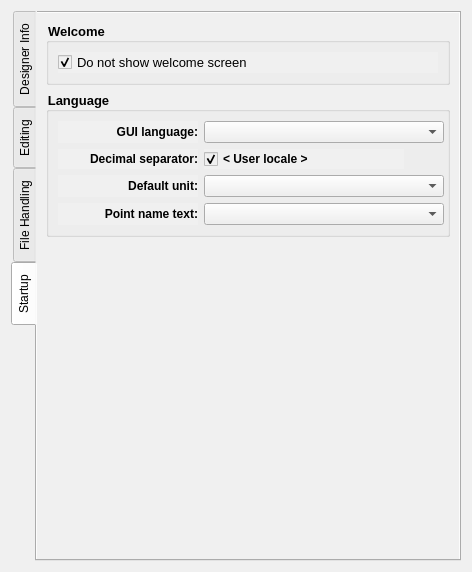
The window that src/app/seamly2d/dialogs/configpages/preferencesconfigurationpage.ui (FashionFreedom/Seamly2D) describes before a commit, drawn with Qt 5.
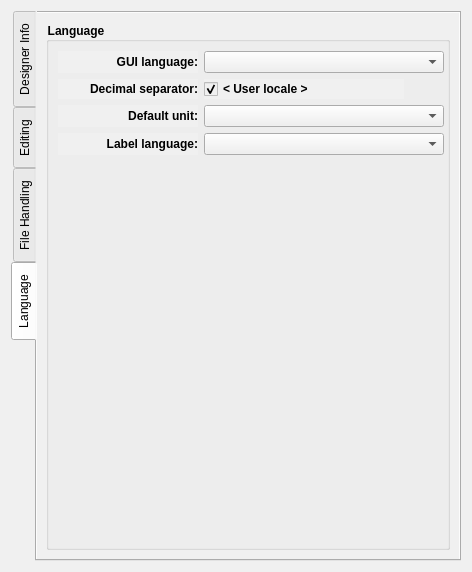
The same window after the commit. The open tabs and pages were chosen to show the change. Custom widgets are drawn as their Qt base class.

```diff
--- a/src/app/seamly2d/dialogs/configpages/preferencesconfigurationpage.ui
+++ b/src/app/seamly2d/dialogs/configpages/preferencesconfigurationpage.ui
@@ -61,7 +61,7 @@
       <enum>QTabWidget::West</enum>
      </property>
      <property name="currentIndex">
-      <number>3</number>
+      <number>0</number>
      </property>
      <widget class="QWidget" name="tab">
       <attribute name="title">
@@ -958,7 +958,7 @@
       </attribute>
       <layout class="QVBoxLayout" name="verticalLayout_6">
        <item>
-        <widget class="QGroupBox" name="backup_Groupbox">
+        <widget class="QGroupBox" name="autoSave_CheckBox">
          <property name="minimumSize">
           <size>
            <width>0</width>
@@ -978,32 +978,12 @@
           </font>
          </property>
          <property name="title">
-          <string>Backups</string>
+          <string>Enable Autosave</string>
          </property>
          <property name="checkable">
-          <bool>false</bool>
+          <bool>true</bool>
          </property>
          <layout class="QVBoxLayout" name="verticalLayout">
-          <item>
-           <widget class="QCheckBox" name="convertBackupEnabled_CheckBox">
-            <property name="text">
-             <string>Create backup file when converting</string>
-            </property>
-            <property name="checked">
-             <bool>true</bool>
-            </property>
-           </widget>
-          </item>
-          <item>
-           <widget class="QCheckBox" name="autoSave_CheckBox">
-            <property name="text">
-             <string>Enable Autosave</string>
-            </property>
-            <property name="checked">
-             <bool>true</bool>
-            </property>
-           </widget>
-          </item>
           <item>
            <layout class="QHBoxLayout" name="horizontalLayout_4">
             <item>
@@ -1179,46 +1159,9 @@
      </widget>
      <widget class="QWidget" name="language_Tab">
       <attribute name="title">
-       <string>Startup</string>
+       <string>Language</string>
       </attribute>
       <layout class="QVBoxLayout" name="verticalLayout_10">
-       <item>
-        <widget class="QGroupBox" name="startup_GroupBox">
-         <property name="minimumSize">
-          <size>
-           <width>0</width>
-           <height>0</height>
-          </size>
-         </property>
-         <property name="font">
-          <font>
-           <pointsize>10</pointsize>
-           <bold>true</bold>
-          </font>
-         </property>
-         <property name="title">
-          <string>Welcome</string>
-         </property>
-         <layout class="QVBoxLayout" name="verticalLayout_15">
-          <item>
-           <widget class="QCheckBox" name="showWelcome_CheckBox">
-            <property name="font">
-             <font>
-              <pointsize>10</pointsize>
-              <bold>false</bold>
-             </font>
-            </property>
-            <property name="text">
-             <string>Do not show welcome screen</string>
-            </property>
-            <property name="checked">
-             <bool>true</bool>
-            </property>
-           </widget>
-          </item>
-         </layout>
-        </widget>
-       </item>
        <item>
         <widget class="QGroupBox" name="language_GroupBox">
          <property name="sizePolicy">
@@ -1241,7 +1184,7 @@
          </property>
          <property name="font">
           <font>
-           <pointsize>10</pointsize>
+           <pointsize>9</pointsize>
            <bold>true</bold>
           </font>
          </property>
@@ -1416,7 +1359,7 @@
                </font>
               </property>
               <property name="text">
-               <string>Point name text:</string>
+               <string>Label language:</string>
               </property>
               <property name="alignment">
                <set>Qt::AlignRight|Qt::AlignTrailing|Qt::AlignVCenter</set>
@@ -1446,9 +1389,6 @@
             </item>
            </layout>
           </item>
-         </layout>
-        </widget>
-       </item>
        <item>
         <spacer name="verticalSpacer_2">
          <property name="orientation">
@@ -1461,6 +1401,9 @@
           </size>
          </property>
         </spacer>
+          </item>
+         </layout>
+        </widget>
        </item>
       </layout>
      </widget>
```
Lines whose indentation alone changed are shown as unchanged.
